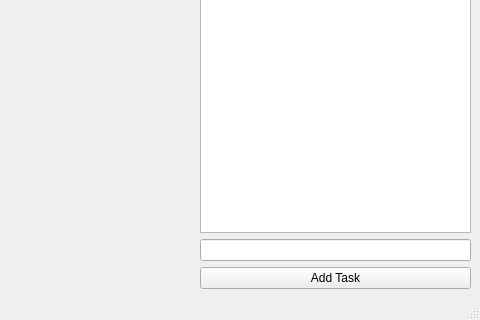
First picture: the form in kOrganizify/src/mainwindow.ui, repository jelisavetagavrilovic/kOrganizify, before the edit; both pictures show x 623 to 1103 and y 280 to 600 of the 1103 by 600 pixel window.
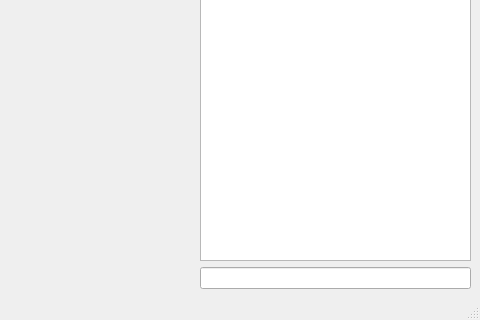
Second picture: the form after the edit.

Commit message: tasks can now be added using Enter button

Patch:
```diff
--- a/kOrganizify/src/mainwindow.ui
+++ b/kOrganizify/src/mainwindow.ui
@@ -69,13 +69,6 @@
       <item>
        <widget class="QLineEdit" name="leInput"/>
       </item>
-      <item>
-       <widget class="QPushButton" name="pbAddTask">
-        <property name="text">
-         <string>Add Task</string>
-        </property>
-       </widget>
-      </item>
      </layout>
     </item>
    </layout>
```
The commit also changes 1 other file.
